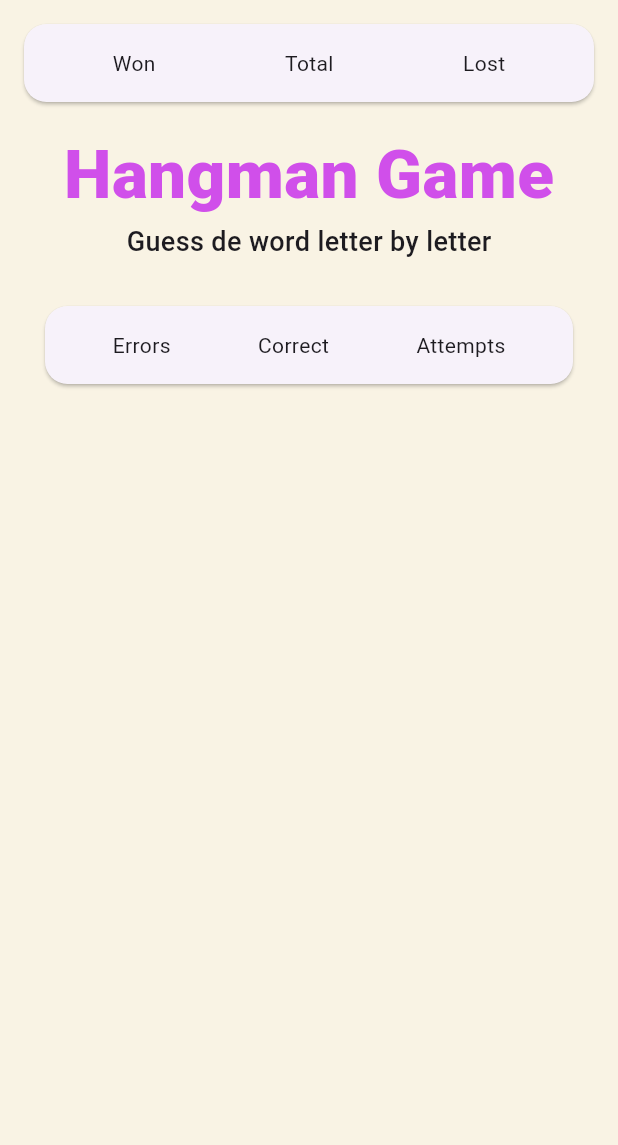
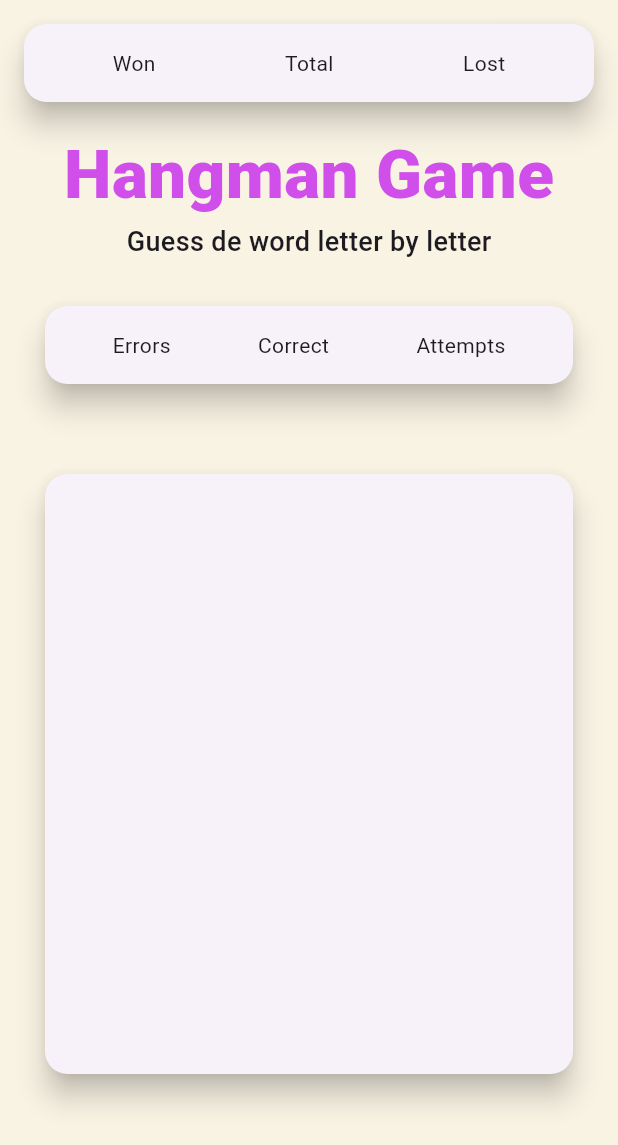
Before and after one commit to ChantalPT/hangman_game, a Flutter app: the screen it shows after launch, on a phone screen of 412 x 824 dp. Shown: the top 1145 px of the screen. Run offline on Flutter 3.47's test engine with Material 3 defaults, Android fonts, the phone set to English and light mode, and no system bars.

Commit message:
card: Stickman, fixed card sizes

```diff
--- a/lib/presentation/screens/widgets/home_screen.dart
+++ b/lib/presentation/screens/widgets/home_screen.dart
@@ -10,13 +10,14 @@ class HomeScreen extends StatelessWidget {
 
       body: Center(
         child: SizedBox(
-          width: 800,
+          width: 600,
 
           child: Column(
             //mainAxisAlignment: MainAxisAlignment.center,
             crossAxisAlignment: CrossAxisAlignment.center,
             children: [
               Card(
+                elevation: 8,
                 margin: EdgeInsets.all(16),
                 shape: RoundedRectangleBorder(
                   borderRadius: BorderRadiusGeometry.circular(15),
@@ -43,6 +44,7 @@ class HomeScreen extends StatelessWidget {
                 style: TextStyle(fontSize: 18, fontWeight: FontWeight.w500),
               ),
               Card(
+                elevation: 8,
                 margin: EdgeInsets.all(30),
                 shape: RoundedRectangleBorder(
                   borderRadius: BorderRadiusGeometry.circular(15),
@@ -59,6 +61,24 @@ class HomeScreen extends StatelessWidget {
                   ),
                 ),
               ),
+              Card(
+                elevation: 8,
+                margin: EdgeInsets.all(30),
+                shape: RoundedRectangleBorder(
+                  borderRadius: BorderRadiusGeometry.circular(15),
+                ),
+
+                child: ConstrainedBox(
+                  //permite colocar un tamano minimo y max a la card
+                  constraints: BoxConstraints(minHeight: 400, maxHeight: 500),
+                  child: Padding(
+                    padding: const EdgeInsets.all(16),
+                    child: Row(
+                      mainAxisAlignment: MainAxisAlignment.spaceAround,
+                    ),
+                  ),
+                ),
+              ),
             ],
           ),
         ),
```
